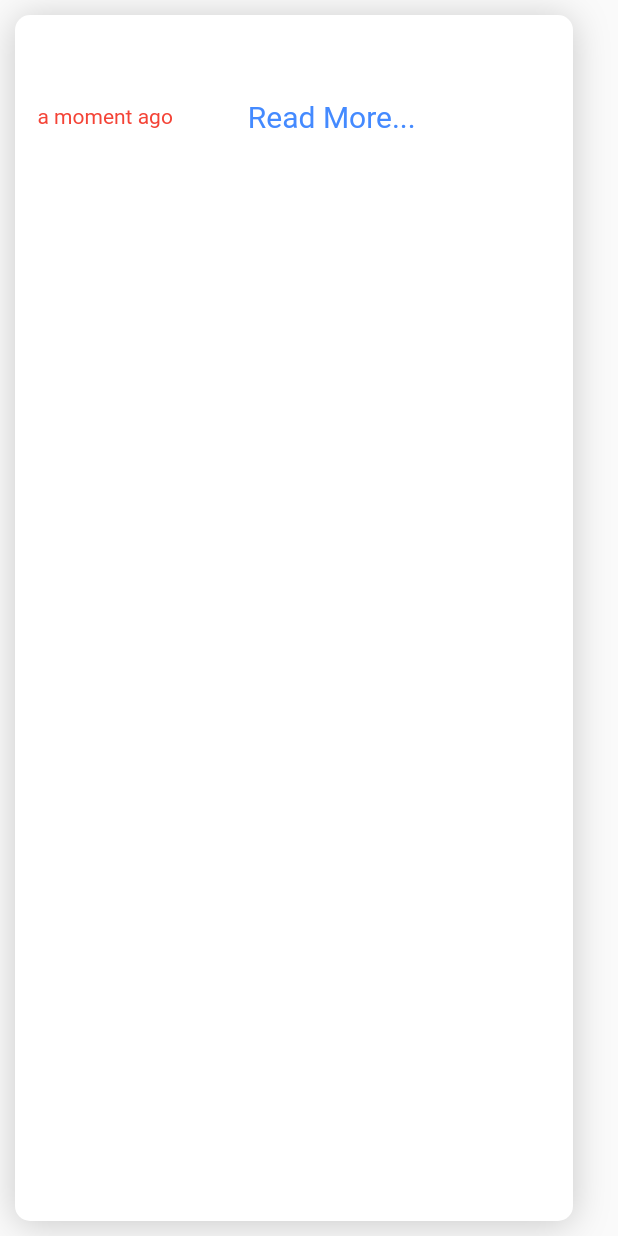
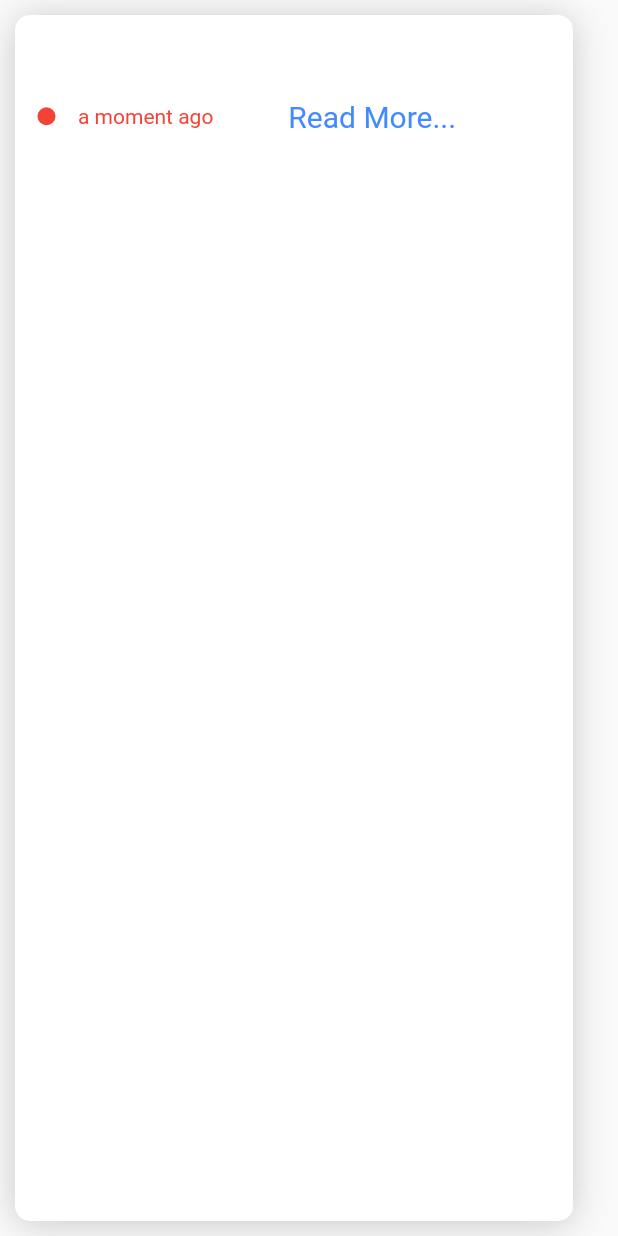
Before and after one commit to kuroetele/smobilev1, a Flutter app: the NewsCard widget shown alone on an empty page, opened directly with empty values, on a phone screen of 412 x 824 dp. Run offline on Flutter 3.47's test engine with Material 2 defaults, Android fonts, the phone set to English and light mode, and no system bars; our stand-ins replace audioplayers, bubble_tab_indicator, cached_network_image, diacritic, flutter_colorpicker, flutter_spinkit and 5 more; missing offline and left inert: nice_button; accounts and stored records are empty; network calls fail; statements that could not run were skipped.

Commit message:
Implimenting  read and unread Badge on each Article

```diff
--- a/lib/components/news_card.dart
+++ b/lib/components/news_card.dart
@@ -1,12 +1,11 @@
 import 'package:flutter/material.dart';
 import 'package:snmobile/activities/preview.dart';
-import 'package:snmobile/config.dart';
+import 'package:snmobile/config.dart' as config;
 import 'package:timeago/timeago.dart' as timeago;
 import 'package:cached_network_image/cached_network_image.dart';
 import 'package:shared_preferences/shared_preferences.dart';
 
 class NewsCard extends StatefulWidget {
-
   dynamic post = [];
   dynamic time;
   dynamic title, description, url, urlToImage, publishedAt, content;
@@ -27,22 +26,19 @@ class NewsCard extends StatefulWidget {
 }
 
 class _NewsCardState extends State<NewsCard> {
-
-
   dynamic isRed = false;
   dynamic title, description, url, urlToImage, publishedAt, content;
   dynamic post = [];
 
-
   @override
   void initState() {
-      title =widget.title;
-      description=widget.description;
-      url=widget.url;
-      urlToImage=widget.urlToImage;
-      publishedAt=widget.publishedAt;
-      content=widget.content;
-      post=widget.post;
+    title = widget.title;
+    description = widget.description;
+    url = widget.url;
+    urlToImage = widget.urlToImage;
+    publishedAt = widget.publishedAt;
+    content = widget.content;
+    post = widget.post;
 
     checkIfIsRed();
     super.initState();
@@ -57,7 +53,6 @@ class _NewsCardState extends State<NewsCard> {
       setState(() => isRed = false);
     }
   }
-
 
   @override
   Widget build(BuildContext context) {
@@ -86,11 +81,10 @@ class _NewsCardState extends State<NewsCard> {
               : Container(
                   width: double.infinity,
                   constraints: BoxConstraints(minHeight: 80),
-                  child:  CachedNetworkImage(
+                  child: CachedNetworkImage(
                     imageUrl: urlToImage,
-                      placeholder: (context, url) =>
-                           Center(
-                                child:  Container(
+                    placeholder: (context, url) => Center(
+                      child: Container(
                           width: 50.0,
                           height: 50.0,
                           child: CircularProgressIndicator()),
@@ -131,13 +125,25 @@ class _NewsCardState extends State<NewsCard> {
                     alignment: Alignment.centerRight,
                     child: Row(
                       children: <Widget>[
-
+                        SizedBox(
+                          width: 5,
+                        ),
+                        Container(
+                          child: CircleAvatar(
+                            maxRadius: 6.0,
+                            backgroundColor:
+                                isRed ? Colors.grey : config.backgroundColor,
+                          ),
+                        ),
+                        SizedBox(
+                          width: 10,
+                        ),
                         SizedBox(
                           width: 5,
                         ),
                         Text(publishedAt,
                             style: TextStyle(
-                              color: backgroundColor,
+                              color: config.backgroundColor,
                             )),
                         SizedBox(
                           width: 50,
```
Lines whose indentation alone changed are shown as unchanged.
